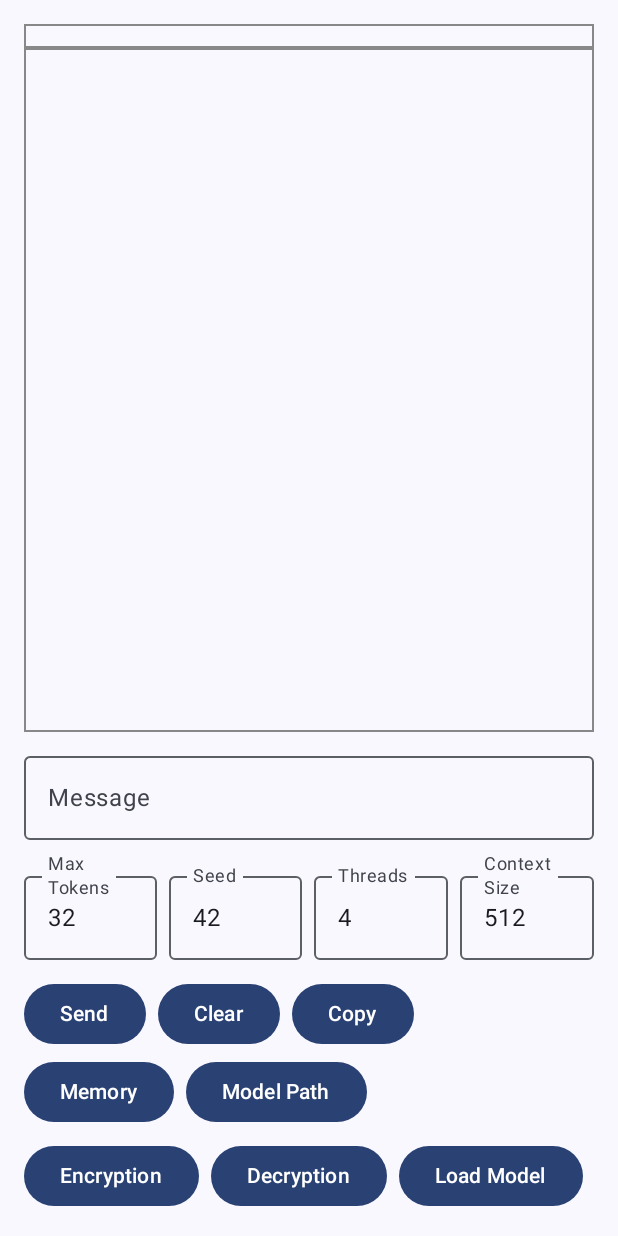
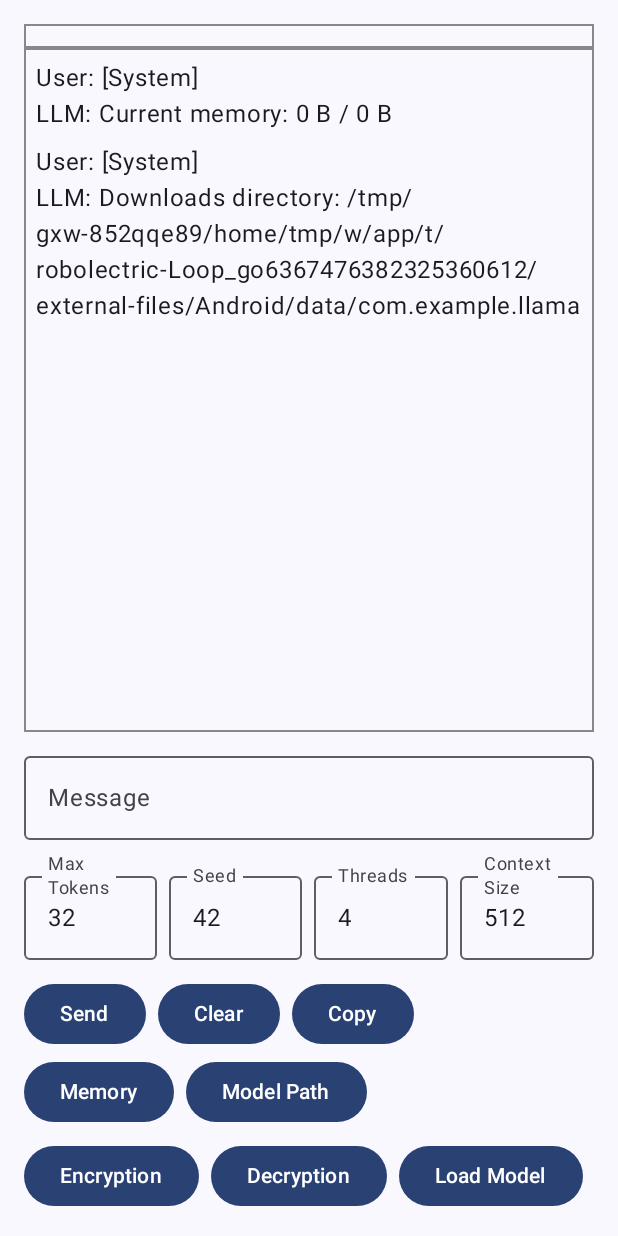
Before and after one commit to crosscore/llama.cpp-patchd, an Android app built with Jetpack Compose: the screen it shows after launch (MainActivity), on a phone screen of 412 x 824 dp. Run offline under Robolectric (Android 15) with nearby library versions, the phone set to English and light mode, and no system bars; pictures from the network do not load.

```diff
--- a/llama.cpp-b2710/examples/llama.android/app/src/main/java/com/example/llama/MainActivity.kt
+++ b/llama.cpp-b2710/examples/llama.android/app/src/main/java/com/example/llama/MainActivity.kt
@@ -50,7 +50,14 @@ class MainActivity : ComponentActivity() {
                 .build()
         )
 
-        viewModel.log("Current memory: ${Formatter.formatFileSize(this, availableMemory().availMem)} / ${Formatter.formatFileSize(this, availableMemory().totalMem)}")
+        viewModel.log(
+            "Current memory: ${
+                Formatter.formatFileSize(
+                    this,
+                    availableMemory().availMem
+                )
+            } / ${Formatter.formatFileSize(this, availableMemory().totalMem)}"
+        )
         viewModel.log("Downloads directory: ${getExternalFilesDir(null)}")
 
         // 初期モデルリストのロード
@@ -109,7 +116,6 @@ class MainActivity : ComponentActivity() {
             )
         } ?: emptyList()
 
-        // 固定のモデルとダウンロードされたモデルを結合
         val initialModels = listOf(
             Downloadable(
                 "Phi 2 DPO (Q3_K_M, 1.48 GiB)",
@@ -181,9 +187,10 @@ fun MainCompose(
                 state = messageListState,
                 modifier = Modifier.fillMaxSize()
             ) {
-                items(models) { model ->
-                    //DownloadableButton(viewModel, dm, model)
-                    Spacer(modifier = Modifier.height(4.dp))
+                items(viewModel.messages) { (userMessage, llmResponse) ->
+                    Text(text = "User: $userMessage")
+                    Text(text = "LLM: $llmResponse")
+                    Spacer(modifier = Modifier.height(8.dp))
                 }
             }
         }
@@ -302,13 +309,4 @@ fun MainCompose(
             )
         }
     }
-
-    @Composable
-    fun DownloadableButton(viewModel: MainViewModel, dm: DownloadManager, model: Downloadable) {
-        // 実装内容に応じてボタンの実装を行ってください。
-        // ここでは仮のボタンとして実装します。
-        Button(onClick = { /* モデルを処理するロジック */ }) {
-            Text(model.name)
-        }
-    }
 }
```
Also changed, not shown: llama.cpp-b2710/examples/llama.android/app/src/main/java/com/example/llama/MainViewModel.kt (+46 -9 lines), 1 other file.
